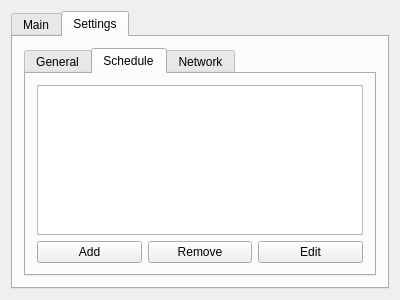
Before: the Qt Designer form mainwindow.ui in FaceyComputers/Facey-Music-Player-2, drawn with Qt 5.
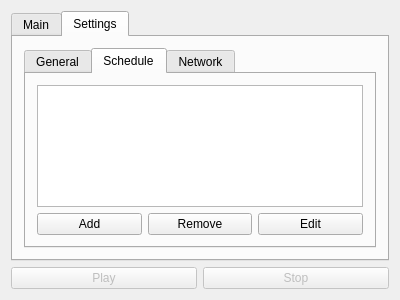
After: the same form once the commit is applied. The open tabs and pages were chosen to show the change.

Commit message: Added play buttons

```diff
--- a/mainwindow.ui
+++ b/mainwindow.ui
@@ -15,7 +15,7 @@
   </property>
   <widget class="QWidget" name="centralWidget">
    <layout class="QGridLayout" name="gridLayout">
-    <item row="0" column="0">
+    <item row="0" column="0" colspan="2">
      <widget class="QTabWidget" name="mainWidget">
       <property name="currentIndex">
        <number>0</number>
@@ -78,6 +78,13 @@
             <string>Schedule</string>
            </attribute>
            <layout class="QGridLayout" name="gridLayout_4">
+            <item row="1" column="2">
+             <widget class="QPushButton" name="editTimeButton">
+              <property name="text">
+               <string>Edit</string>
+              </property>
+             </widget>
+            </item>
             <item row="1" column="0">
              <widget class="QPushButton" name="pushButton">
               <property name="text">
@@ -92,15 +99,8 @@
               </property>
              </widget>
             </item>
-            <item row="1" column="2">
-             <widget class="QPushButton" name="pushButton_3">
-              <property name="text">
-               <string>Edit</string>
-              </property>
-             </widget>
-            </item>
             <item row="0" column="0" colspan="3">
-             <widget class="QTableView" name="scheduleTable"/>
+             <widget class="QListWidget" name="scheduleList"/>
             </item>
            </layout>
           </widget>
@@ -115,6 +115,26 @@
       </widget>
      </widget>
     </item>
+    <item row="1" column="1">
+     <widget class="QPushButton" name="stopButton">
+      <property name="enabled">
+       <bool>false</bool>
+      </property>
+      <property name="text">
+       <string>Stop</string>
+      </property>
+     </widget>
+    </item>
+    <item row="1" column="0">
+     <widget class="QPushButton" name="playButton">
+      <property name="enabled">
+       <bool>false</bool>
+      </property>
+      <property name="text">
+       <string>Play</string>
+      </property>
+     </widget>
+    </item>
    </layout>
   </widget>
   <widget class="QMenuBar" name="menuBar">
```
Left out of the diff: 17 changed lines with no effect on the pictures. The commit also changes 11 other files.
